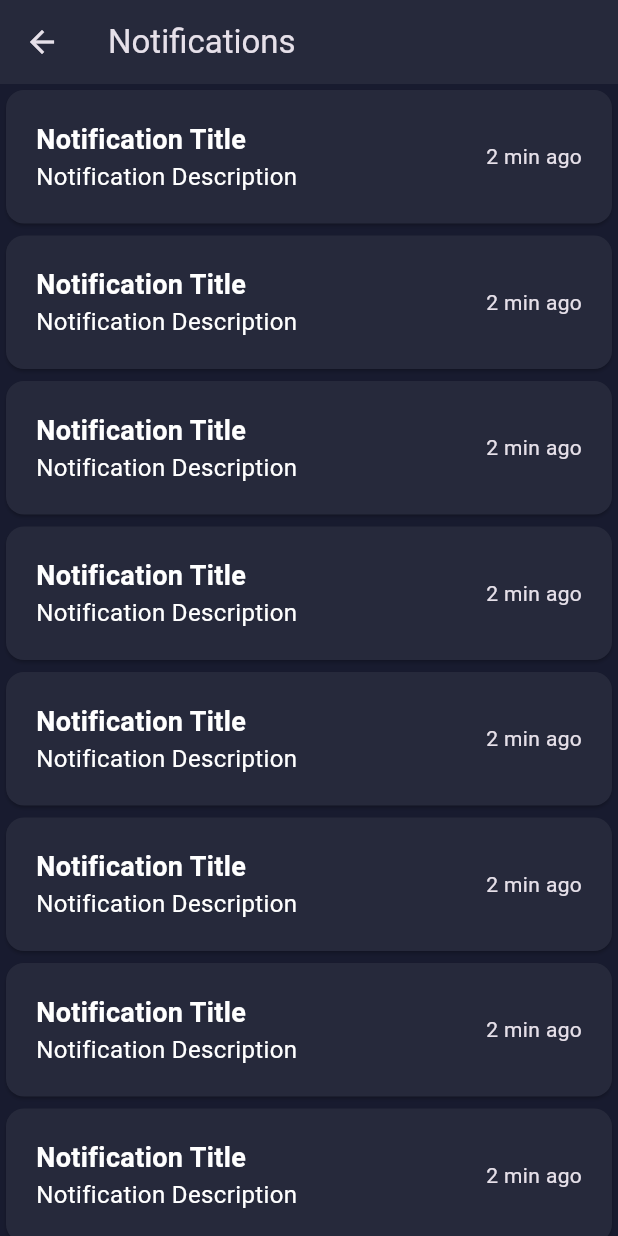
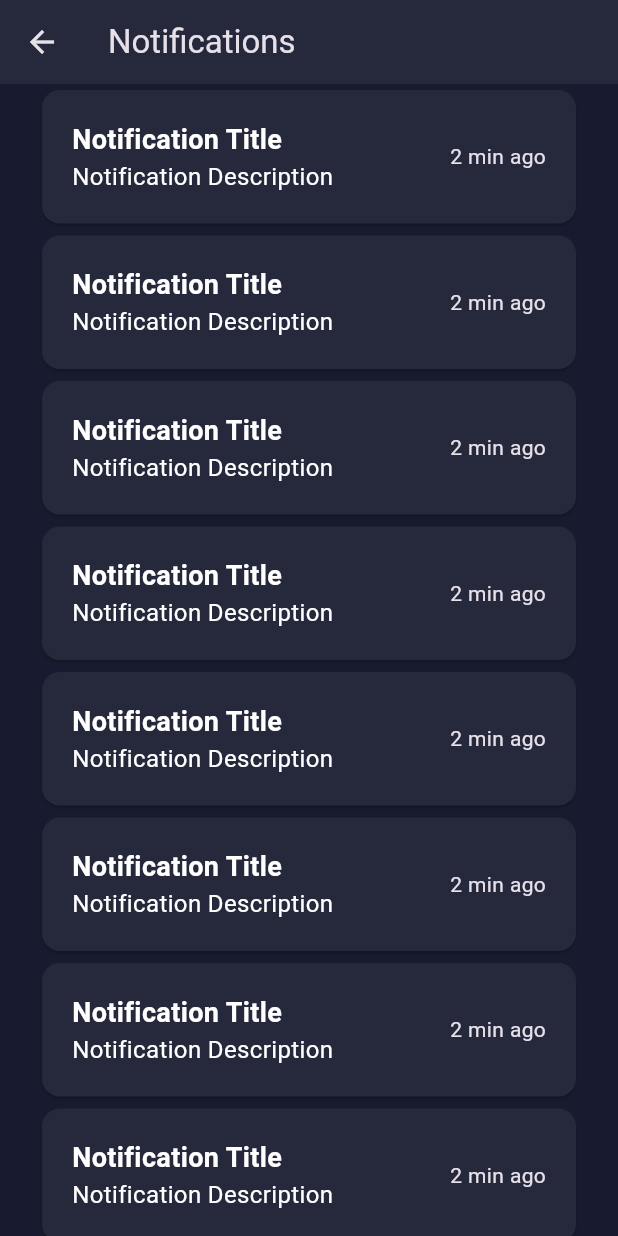
Before and after one commit to Pratyush12345/attach-club, a Flutter app: the Notifications screen opened by its route, on a phone screen of 412 x 824 dp. Run offline on Flutter 3.47's test engine with Material 3 defaults, Android fonts, the light colour scheme and no system bars; our stand-ins replace cached_network_image, cloud_firestore, dotted_border, equatable, firebase_auth, firebase_core and 9 more; missing offline and left inert: flutter_cashfree_pg_sdk, mobile_scanner; accounts and stored records are empty; project files that could hold a hidden picture were left out.

Commit message:
multiple bug fixes

```diff
--- a/lib/main.dart
+++ b/lib/main.dart
@@ -39,7 +39,7 @@ import 'package:attach_club/views/detailed_analytics/detailed_analytics.dart';
 import 'package:attach_club/views/edit_profile/edit_profile.dart';
 import 'package:attach_club/views/greetings/greetings.dart';
 import 'package:attach_club/views/manage_profile/manage_profile.dart';
-import 'package:attach_club/views/notifications.dart';
+import 'package:attach_club/views/notifications/notifications.dart';
 import 'package:attach_club/views/profile/profile.dart';
 import 'package:attach_club/views/profile/view_all_products.dart';
 import 'package:attach_club/views/profile_image/profile_image.dart';
--- a/lib/views/notifications.dart
+++ /dev/null
@@ -1,54 +0,0 @@
-import 'package:flutter/material.dart';
-
-class Notifications extends StatelessWidget {
-  const Notifications({super.key});
-
-  @override
-  Widget build(BuildContext context) {
-    return Scaffold(
-      appBar: AppBar(
-        title: const Text('Notifications'),
-        centerTitle: false,
-      ),
-      body: ListView.builder(
-        itemCount: 10,
-        itemBuilder: (context, index) {
-          return const Card(
-            color: Color(0xFF26293B),
-            child: Padding(
-              padding: EdgeInsets.all(20.0),
-              child: Row(
-                mainAxisAlignment: MainAxisAlignment.spaceBetween,
-                crossAxisAlignment: CrossAxisAlignment.center,
-                children: [
-                  Column(
-                    crossAxisAlignment: CrossAxisAlignment.start,
-                    mainAxisAlignment: MainAxisAlignment.start,
-                    children: [
-                      Text(
-                        'Notification Title',
-                        style: TextStyle(
-                          color: Colors.white,
-                          fontSize: 18.0,
-                          fontWeight: FontWeight.bold,
-                        ),
-                      ),
-                      Text(
-                        'Notification Description',
-                        style: TextStyle(
-                          color: Colors.white,
-                          fontSize: 16.0,
-                        ),
-                      ),
-                    ],
-                  ),
-                  Text("2 min ago"),
-                ],
-              ),
-            ),
-          );
-        },
-      ),
-    );
-  }
-}
--- /dev/null
+++ b/lib/views/notifications/notifications.dart
@@ -0,0 +1,60 @@
+import 'package:attach_club/constants.dart';
+import 'package:flutter/material.dart';
+
+class Notifications extends StatelessWidget {
+  const Notifications({super.key});
+
+  @override
+  Widget build(BuildContext context) {
+    return Scaffold(
+      appBar: AppBar(
+        title: const Text('Notifications'),
+        centerTitle: false,
+      ),
+      body: Padding(
+        padding: const EdgeInsets.symmetric(
+          horizontal: horizontalPadding,
+        ),
+        child: ListView.builder(
+          itemCount: 10,
+          itemBuilder: (context, index) {
+            return const Card(
+              color: Color(0xFF26293B),
+              child: Padding(
+                padding: EdgeInsets.all(20.0),
+                child: Row(
+                  mainAxisAlignment: MainAxisAlignment.spaceBetween,
+                  crossAxisAlignment: CrossAxisAlignment.center,
+                  children: [
+                    Column(
+                      crossAxisAlignment: CrossAxisAlignment.start,
+                      mainAxisAlignment: MainAxisAlignment.start,
+                      children: [
+                        Text(
+                          'Notification Title',
+                          style: TextStyle(
+                            color: Colors.white,
+                            fontSize: 18.0,
+                            fontWeight: FontWeight.bold,
+                          ),
+                        ),
+                        Text(
+                          'Notification Description',
+                          style: TextStyle(
+                            color: Colors.white,
+                            fontSize: 16.0,
+                          ),
+                        ),
+                      ],
+                    ),
+                    Text("2 min ago"),
+                  ],
+                ),
+              ),
+            );
+          },
+        ),
+      ),
+    );
+  }
+}
--- a/lib/views/qr_code/toggle_flashlight_button.dart
+++ b/lib/views/qr_code/toggle_flashlight_button.dart
@@ -42,6 +42,12 @@ class ToggleFlashlightButton extends StatelessWidget {
               Icons.no_flash,
               color: Colors.grey,
             );
+          case TorchState.auto:
+            return const Icon(
+              size: 32.0,
+              Icons.flash_auto,
+              color: Colors.grey,
+            );
         }
       },
     );
--- a/pubspec.yaml
+++ b/pubspec.yaml
@@ -52,7 +52,6 @@ dependencies:
   http: ^1.2.1
   intl: ^0.19.0
   flutter_dotenv: ^5.1.0
-  firebase_app_check: ^0.2.2+1
   provider: ^6.1.2
   qr_flutter: ^4.1.0
   mobile_scanner: ^5.0.1
```
Also changed, not shown: pubspec.lock, 1 other file.
